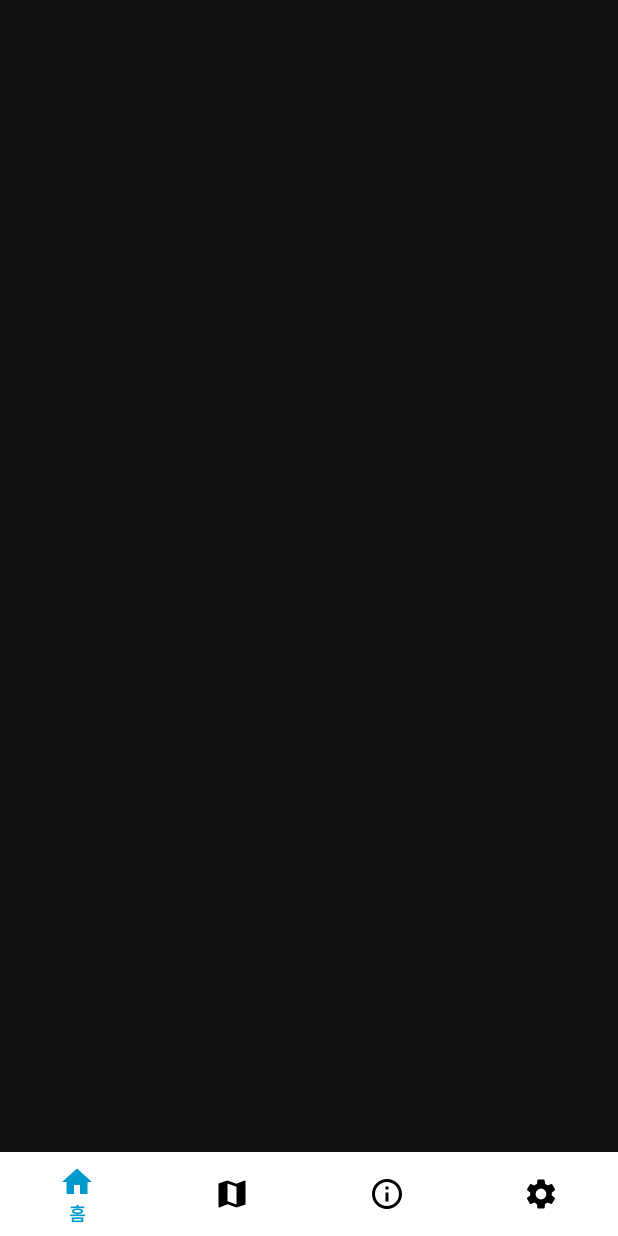
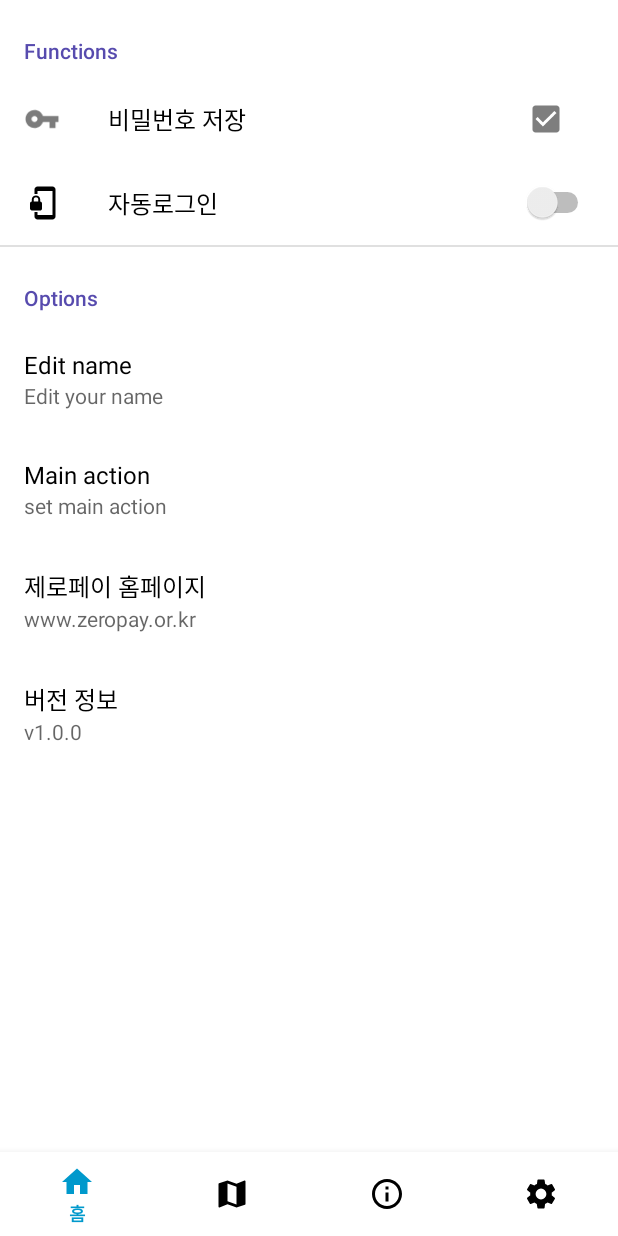
Before and after one commit to zeropay2019/ZeroPay_2019, an Android app: the fragment SettingFragment placed in its activity, on a phone screen of 412 x 824 dp. Run offline under Robolectric (Android 15) with nearby library versions, the phone set to English and light mode, and no system bars; our stand-ins replace androidx.preference.

Commit message:
add : preference fragment for settings

```diff
--- a/src/client/app/build.gradle
+++ b/src/client/app/build.gradle
@@ -36,10 +36,11 @@ dependencies {
     implementation 'androidx.core:core-ktx:1.0.2'
     implementation 'androidx.constraintlayout:constraintlayout:1.1.3'
     implementation 'androidx.legacy:legacy-support-v4:1.0.0'
-    implementation 'com.google.android.gms:play-services-maps:17.0.0'
     testImplementation 'junit:junit:4.12'
     androidTestImplementation 'androidx.test:runner:1.2.0'
     androidTestImplementation 'androidx.test.espresso:espresso-core:3.2.0'
+    //google map
+    implementation 'com.google.android.gms:play-services-maps:17.0.0'
     //lifecycle & navigation
     implementation 'androidx.lifecycle:lifecycle-extensions:2.0.0'
     implementation 'androidx.navigation:navigation-fragment-ktx:2.0.0'
@@ -59,4 +60,6 @@ dependencies {
     implementation 'com.google.android.gms:play-services-location:17.0.0'
     //anko
     implementation 'org.jetbrains.anko:anko:0.10.8'
+    //preference
+    implementation 'androidx.preference:preference:1.1.0-rc01'
 }
--- a/src/client/app/src/main/java/com/seoul/app/zeropay_client/LoginActivity.kt
+++ b/src/client/app/src/main/java/com/seoul/app/zeropay_client/LoginActivity.kt
@@ -22,21 +22,21 @@ class LoginActivity : AppCompatActivity() {
             startActivity<RegisterActivity>()
         }
 
-/*        val loginRequest = LoginRequest("Test", "password")
-        userNetWork.requestLogin(loginRequest).enqueue(object :
-            Callback<ServerResponse> {
-            override fun onFailure(call: Call<ServerResponse>, t: Throwable) {
-
-            }
-
-            override fun onResponse(
-                call: Call<ServerResponse>,
-                response: Response<ServerResponse>
-            ) {
-                if (response.isSuccessful) {
-
-                }
-            }
-        })*/
+//        val loginRequest = LoginRequest("Test", "password")
+//        userNetWork.requestLogin(loginRequest).enqueue(object :
+//            Callback<ServerResponse> {
+//            override fun onFailure(call: Call<ServerResponse>, t: Throwable) {
+//
+//            }
+//
+//            override fun onResponse(
+//                call: Call<ServerResponse>,
+//                response: Response<ServerResponse>
+//            ) {
+//                if (response.isSuccessful) {
+//
+//                }
+//            }
+//        })
     }
 }
--- a/src/client/app/src/main/java/com/seoul/app/zeropay_client/ui/SettingFragment.kt
+++ b/src/client/app/src/main/java/com/seoul/app/zeropay_client/ui/SettingFragment.kt
@@ -1,25 +1,18 @@
 package com.seoul.app.zeropay_client.ui
 
-
 import android.os.Bundle
-import android.view.LayoutInflater
-import android.view.View
-import android.view.ViewGroup
-import androidx.fragment.app.Fragment
+import androidx.preference.PreferenceFragmentCompat
+import androidx.preference.PreferenceManager
 import com.seoul.app.zeropay_client.R
 
-class SettingFragment : Fragment() {
 
-    override fun onCreateView(
-        inflater: LayoutInflater, container: ViewGroup?,
-        savedInstanceState: Bundle?
-    ): View? {
-        return inflater.inflate(R.layout.fragment_setting, container, false)
+class SettingFragment : PreferenceFragmentCompat(){
+    override fun onCreatePreferences(savedInstanceState: Bundle?, rootKey: String?) {
+        setPreferencesFromResource(R.xml.setting_preference, rootKey)
+
+        val sps = PreferenceManager.getDefaultSharedPreferences(requireContext())
+        val addShortcut = sps.getBoolean("key_add_shortcut", false)
+        val screenOn = sps.getBoolean("key_switch_on", false)
+        val editName = sps.getString("key_edit_name", "")
     }
-
-    override fun onViewCreated(view: View, savedInstanceState: Bundle?) {
-        super.onViewCreated(view, savedInstanceState)
-    }
-
-
 }
--- /dev/null
+++ b/src/client/app/src/main/res/drawable/autologin_24dp.xml
@@ -0,0 +1,9 @@
+<vector xmlns:android="http://schemas.android.com/apk/res/android"
+        android:width="24dp"
+        android:height="24dp"
+        android:viewportWidth="24.0"
+        android:viewportHeight="24.0">
+    <path
+        android:fillColor="#FF000000"
+        android:pathData="M19,1L9,1c-1.1,0 -2,0.9 -2,2v3h2L9,4h10v16L9,20v-2L7,18v3c0,1.1 0.9,2 2,2h10c1.1,0 2,-0.9 2,-2L21,3c0,-1.1 -0.9,-2 -2,-2zM10.8,11L10.8,9.5C10.8,8.1 9.4,7 8,7S5.2,8.1 5.2,9.5L5.2,11c-0.6,0 -1.2,0.6 -1.2,1.2v3.5c0,0.7 0.6,1.3 1.2,1.3h5.5c0.7,0 1.3,-0.6 1.3,-1.2v-3.5c0,-0.7 -0.6,-1.3 -1.2,-1.3zM9.5,11h-3L6.5,9.5c0,-0.8 0.7,-1.3 1.5,-1.3s1.5,0.5 1.5,1.3L9.5,11z"/>
+</vector>
--- /dev/null
+++ b/src/client/app/src/main/res/values/array.xml
@@ -0,0 +1,15 @@
+<?xml version="1.0" encoding="utf-8"?>
+<resources>
+    <string-array name="action_list">
+        <item>action 1</item>
+        <item>action 2</item>
+        <item>action 3</item>
+        <item>action 4</item>
+    </string-array>
+    <string-array name="action_values">
+        <item>value 1</item>
+        <item>value 2</item>
+        <item>value 3</item>
+        <item>value 4</item>
+    </string-array>
+</resources>
--- a/src/client/app/src/main/res/values/colors.xml
+++ b/src/client/app/src/main/res/values/colors.xml
@@ -4,6 +4,6 @@
     <color name="colorPrimaryDark">#F3F3F3</color>
     <color name="colorAccent">#574bae</color>
     <color name="textColorPrimary">#000000</color>
-    <color name="toolbarIconColor">@color/textColorPrimary</color>
+    <!--<color name="toolbarIconColor">@color/textColorPrimary</color>-->
     <color name="colorControlActivated">#7E7E7E</color>
 </resources>
--- a/src/client/app/src/main/res/values/styles.xml
+++ b/src/client/app/src/main/res/values/styles.xml
@@ -1,7 +1,7 @@
 <resources xmlns:tools="http://schemas.android.com/tools">
 
     <!-- Base application theme. -->
-    <style name="AppTheme" parent="Theme.MaterialComponents.NoActionBar">
+    <style name="AppTheme" parent="Theme.MaterialComponents.Light.NoActionBar">
         <!-- Customize your theme here. -->
         <item name="colorPrimary">@color/colorPrimary</item>
         <item name="colorPrimaryDark">@color/colorPrimaryDark</item>
--- /dev/null
+++ b/src/client/app/src/main/res/xml/setting_preference.xml
@@ -0,0 +1,61 @@
+<?xml version="1.0" encoding="utf-8"?>
+<androidx.preference.PreferenceScreen
+    xmlns:android="http://schemas.android.com/apk/res/android"
+    xmlns:app="http://schemas.android.com/apk/res-auto">
+
+    <PreferenceCategory
+        android:title="Functions"
+        app:iconSpaceReserved="false">
+
+        <CheckBoxPreference
+            android:defaultValue="true"
+            android:icon="@drawable/password_24dp"
+            android:key="key_add_shortcut"
+            android:title="비밀번호 저장" />
+
+        <SwitchPreference
+            android:defaultValue="false"
+            android:icon="@drawable/autologin_24dp"
+            android:key="key_switch_on"
+            android:title="자동로그인" />
+
+    </PreferenceCategory>
+
+    <PreferenceCategory
+        android:title="Options"
+        app:iconSpaceReserved="false">
+
+        <EditTextPreference
+            android:dialogTitle="Edit your name"
+            android:key="key_edit_name"
+            android:summary="Edit your name"
+            android:title="Edit name"
+            app:iconSpaceReserved="false" />
+
+        <ListPreference
+            android:dialogTitle="set main action"
+            android:entries="@array/action_list"
+            android:entryValues="@array/action_values"
+            android:key="key_set_item"
+            android:summary="set main action"
+            android:title="Main action"
+            app:iconSpaceReserved="false" />
+
+        <PreferenceScreen
+            android:summary="www.zeropay.or.kr"
+            android:title="제로페이 홈페이지"
+            app:iconSpaceReserved="false">
+            <intent
+                android:action="android.intent.action.VIEW"
+                android:data="https://www.zeropay.or.kr/main.do" />
+        </PreferenceScreen>
+
+        <PreferenceScreen
+            android:summary="v1.0.0"
+            android:title="버전 정보"
+            app:iconSpaceReserved="false">
+        </PreferenceScreen>
+
+
+    </PreferenceCategory>
+</androidx.preference.PreferenceScreen>
```
